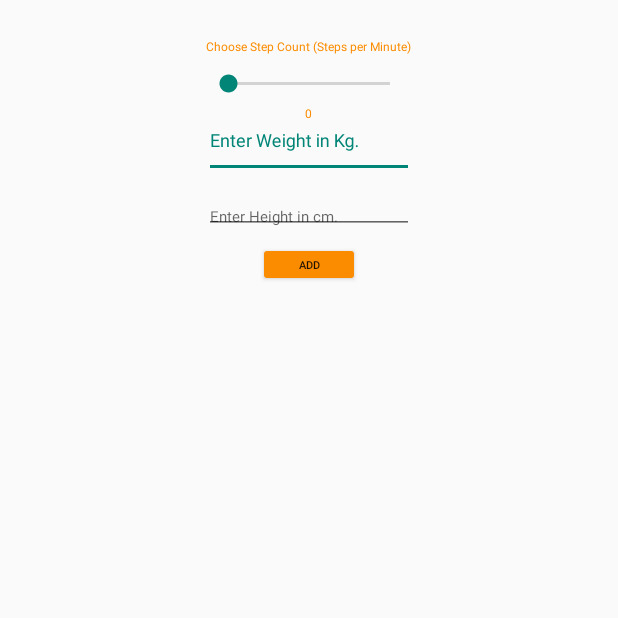
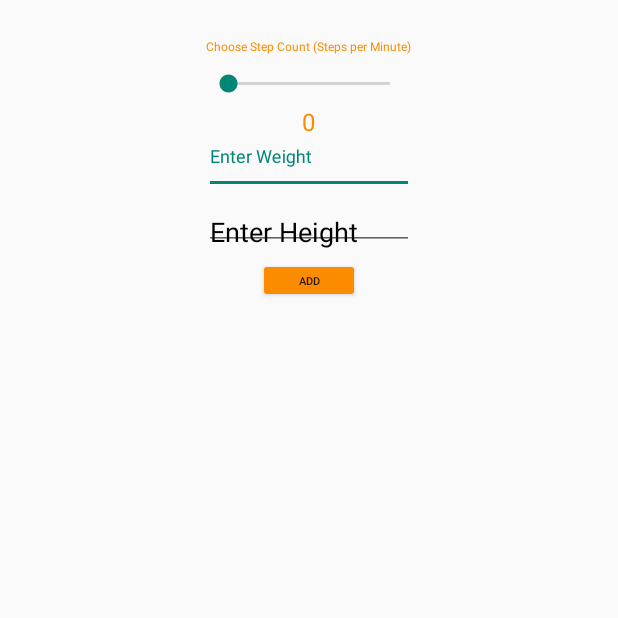
Before and after one commit to rafaelfagundes/AndroidWorkout, an Android app: the screen it shows after launch (MainActivity), on a phone screen of 412 x 824 dp, the top half of it. Run offline under Robolectric (Android 15) with nearby library versions, the phone set to English and light mode, and no system bars.

Commit message:
Minor changes

```diff
--- a/app/src/main/res/layout/activity_main.xml
+++ b/app/src/main/res/layout/activity_main.xml
@@ -37,7 +37,7 @@
             android:layout_width="wrap_content"
             android:layout_height="wrap_content"
             android:layout_gravity="center"
-            android:textSize="8dp"
+            android:textSize="16sp"
             android:layout_marginTop="5dp"
             android:text="@string/defaultstep"
             android:textColor="@color/orange"
@@ -50,15 +50,16 @@
             android:layout_height="32dp"
             android:layout_gravity="center"
             android:layout_marginTop="5dp"
-            tools:layout_editor_absoluteX="74dp"
-            tools:layout_editor_absoluteY="97dp">
+            android:textColorHint="@android:color/black">
 
             <com.google.android.material.textfield.TextInputEditText
                 android:layout_width="match_parent"
                 android:layout_height="match_parent"
-                android:hint="@string/weighthint"
-                android:layout_gravity="center"
-                android:textSize="10dp" />
+                android:imeOptions="actionDone"
+                android:inputType="number"
+                android:textColor="@android:color/black"
+                android:hint="Enter Weight"
+                />
         </com.google.android.material.textfield.TextInputLayout>
 
         <com.google.android.material.textfield.TextInputLayout
@@ -67,14 +68,16 @@
             android:layout_height="32dp"
             android:layout_gravity="center"
             android:layout_marginTop="5dp"
-            tools:layout_editor_absoluteX="77dp"
-            tools:layout_editor_absoluteY="153dp">
+            android:textColorHint="@android:color/black"
+            android:hint="Enter Height"
+            >
 
             <com.google.android.material.textfield.TextInputEditText
                 android:layout_width="match_parent"
                 android:layout_height="match_parent"
-                android:hint="@string/heighthint"
-                android:textSize="10dp" />
+                android:imeOptions="actionDone"
+                android:inputType="number"
+                android:textColor="@android:color/black" />
         </com.google.android.material.textfield.TextInputLayout>
 
         <Button
```
Also changed, not shown: app/src/main/AndroidManifest.xml (+12 -0 lines), app/src/main/java/com/rafaelfagundes/arrworkout/MainActivity.java (+40 -2 lines).
